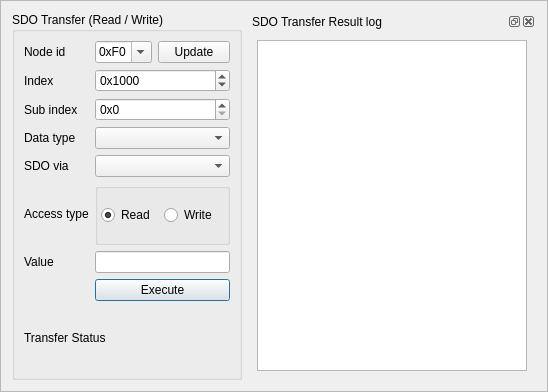
The window that apps/demo_qt_advanced/plk_qt_gui/ui/SdoTransfer.ui (OpenAutomationTechnologies/openPOWERLINK_Qt_App) describes before a commit, drawn with Qt 5.
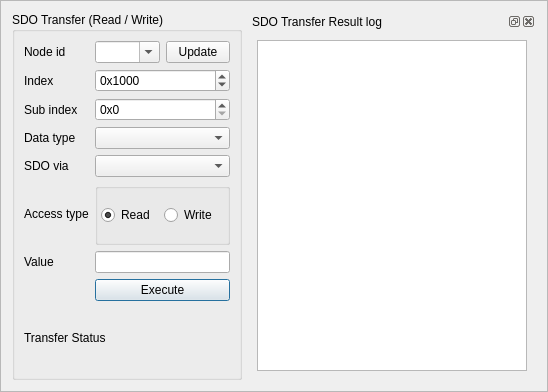
The same window after the commit.

Commit message: Adapt standard log message format

Diff of the .ui file:
```diff
--- a/apps/demo_qt_advanced/plk_qt_gui/ui/SdoTransfer.ui
+++ b/apps/demo_qt_advanced/plk_qt_gui/ui/SdoTransfer.ui
@@ -81,14 +81,6 @@
         <property name="editable">
          <bool>true</bool>
         </property>
-        <property name="currentText">
-         <string>240</string>
-        </property>
-        <item>
-         <property name="text">
-          <string>0xF0</string>
-         </property>
-        </item>
        </widget>
       </item>
       <item row="0" column="0">
```
The commit also changes 2 other files.
